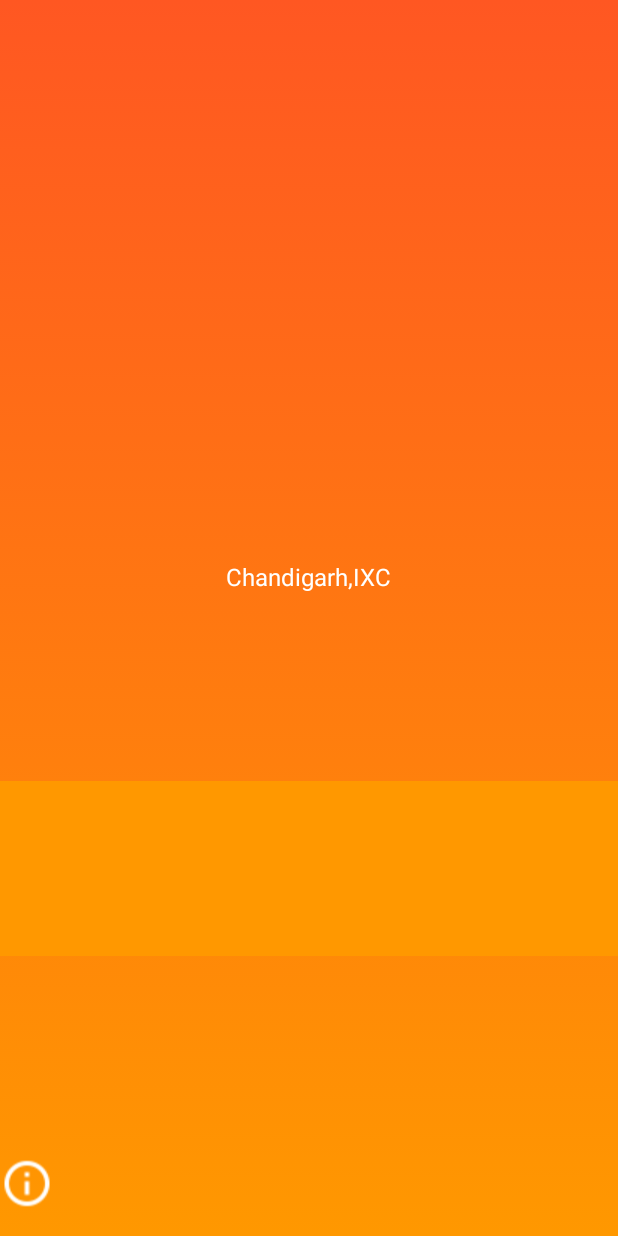
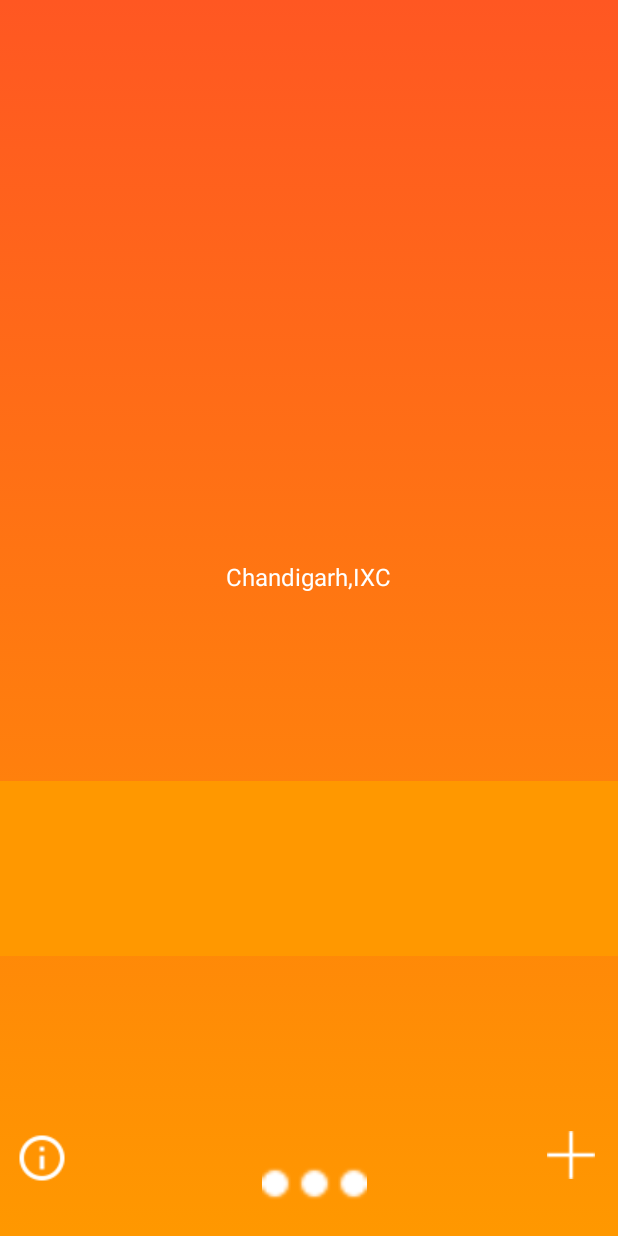
Before and after one commit to damankaur09/WeatherApp, an Android app: the layout activity_weather_forecast.xml on its own in the app's theme, with its tools: preview values and no code run, on a phone screen of 412 x 824 dp. Run offline under Robolectric (Android 15) with nearby library versions, the phone set to English and light mode, and no system bars.

Commit message:
add plus and moreinfo images

```diff
--- a/src/main/res/layout/activity_weather_forecast.xml
+++ b/src/main/res/layout/activity_weather_forecast.xml
@@ -215,8 +215,23 @@
 
                 <ImageView
                     android:layout_width="wrap_content"
+                    android:layout_weight="0.06"
+                    android:layout_height="wrap_content"
+                    android:src="@drawable/info"/>
+
+                <ImageView
+                    android:layout_width="wrap_content"
+                    android:layout_weight="0.8"
                     android:layout_height="match_parent"
-                    android:src="@drawable/info"/>
+                    android:src="@drawable/moreinfo"/>
+
+                <ImageView
+                    android:layout_width="0dp"
+                    android:layout_weight="0.1"
+                    android:layout_height="wrap_content"
+                    android:src="@drawable/plus"/>
+
+
 
 
             </LinearLayout>
```
Also changed, not shown: src/main/res/drawable/moreinfo.png (added), src/main/res/drawable/plus.png (added).
